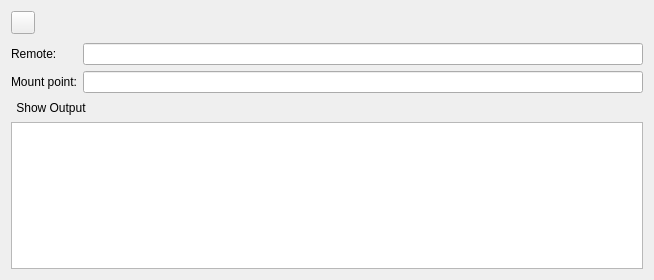
holazt/RcloneBrowser, file src/mount_widget.ui: the form before one commit.
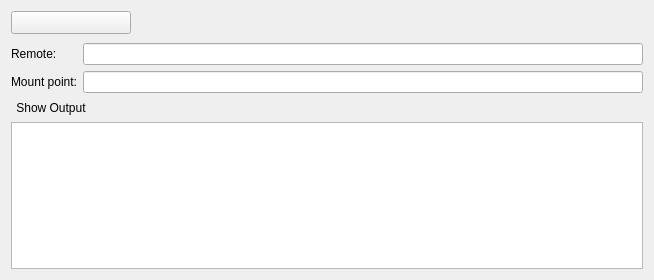
The form after the commit.

Commit message: mount jobs layout changed

```diff
--- a/src/mount_widget.ui
+++ b/src/mount_widget.ui
@@ -34,6 +34,12 @@
       </property>
       <item>
        <widget class="QToolButton" name="showDetails">
+        <property name="minimumSize">
+         <size>
+          <width>120</width>
+          <height>0</height>
+         </size>
+        </property>
         <property name="checkable">
          <bool>true</bool>
         </property>
```
The commit also changes 1 other file.
